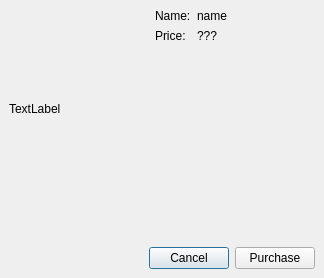
Above: src/ui/wizTemplatePurchaseDialog.ui from WizTeam/WizQTClient before the change. Below: the same form after it.
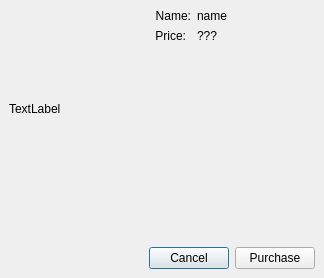
That is the form after the change.

Commit message: markdown模板放在下面

Diff of the .ui file:
```diff
--- a/src/ui/wizTemplatePurchaseDialog.ui
+++ b/src/ui/wizTemplatePurchaseDialog.ui
@@ -63,6 +63,9 @@
                <property name="text">
                 <string>Name:</string>
                </property>
+               <property name="alignment">
+                <set>Qt::AlignRight|Qt::AlignTrailing|Qt::AlignVCenter</set>
+               </property>
               </widget>
              </item>
              <item row="0" column="1">
@@ -77,6 +80,9 @@
                <property name="text">
                 <string>Price:</string>
                </property>
+               <property name="alignment">
+                <set>Qt::AlignRight|Qt::AlignTrailing|Qt::AlignVCenter</set>
+               </property>
               </widget>
              </item>
              <item row="1" column="1">
```
The commit also changes 1 other file.
